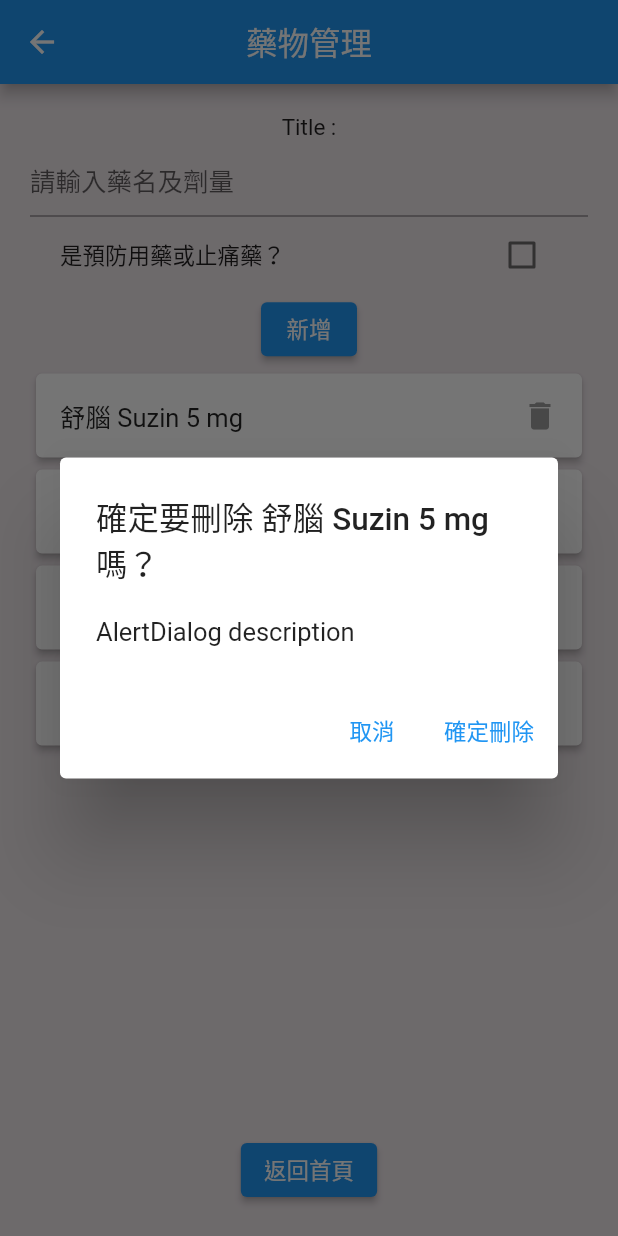
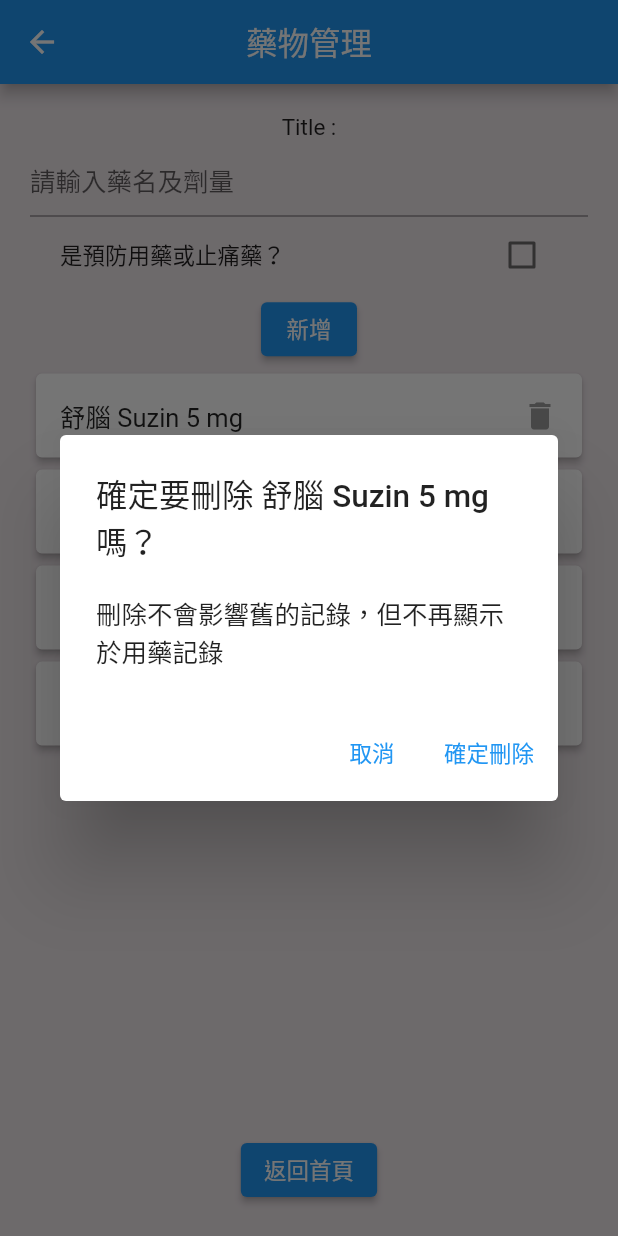
Before and after one commit to fnaith/headache_app, a Flutter app: the MedicineManagement screen opened directly, after a tap on the "delete" icon, on a phone screen of 412 x 824 dp. Run offline on Flutter 3.47's test engine with Material 2 defaults, Android fonts, the phone set to English and light mode, and no system bars; our stand-ins replace csv, file_picker, flutter_calendar_carousel, share_plus, sqflite; accounts and stored records are empty.

Commit message:
Update MedicineManagement.dart

```diff
--- a/lib/page/MedicineManagement.dart
+++ b/lib/page/MedicineManagement.dart
@@ -133,7 +133,7 @@ class _MedicineManagementState extends State<MedicineManagement> {
       context: context,
       builder: (BuildContext context) => AlertDialog(
         title: Text('確定要刪除 $itemName 嗎？'),
-        content: const Text('AlertDialog description'),
+        content: const Text('刪除不會影響舊的記錄，但不再顯示於用藥記錄'),
         actions: <Widget>[
           TextButton(
             onPressed: () => Navigator.pop(context, '取消'),
```
